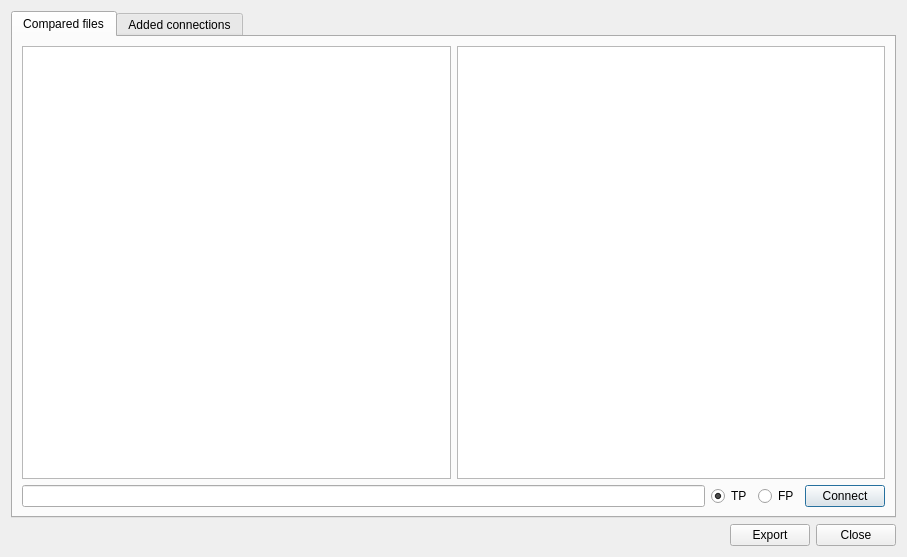
Maalli/myDiffTool, file diffdialog.ui: the form before one commit.
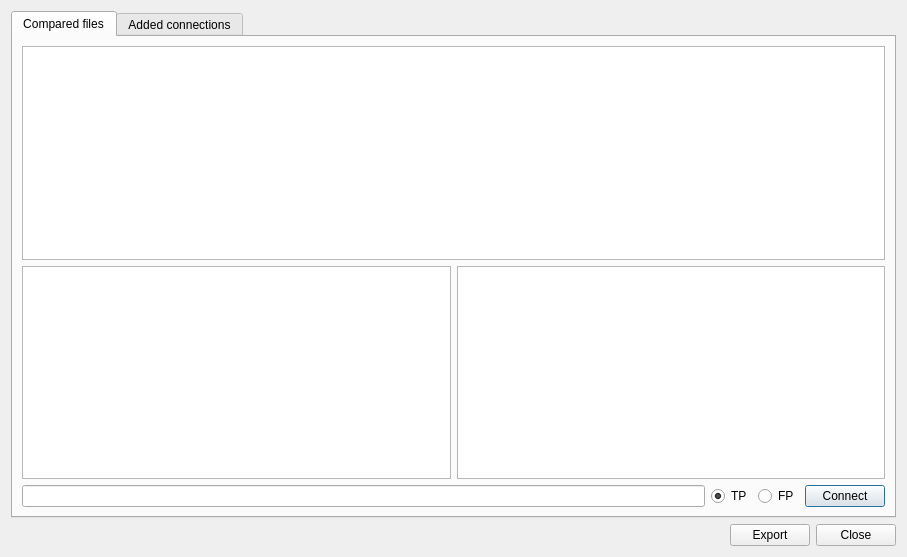
The form after the commit.

Commit message: added simple text editor that shows code

```diff
--- a/diffdialog.ui
+++ b/diffdialog.ui
@@ -24,6 +24,21 @@
        <string>Compared files</string>
       </attribute>
       <layout class="QVBoxLayout" name="verticalLayout">
+       <item>
+        <widget class="QTextEdit" name="textEdit">
+         <property name="font">
+          <font>
+           <family>Courier 10 Pitch</family>
+          </font>
+         </property>
+         <property name="lineWrapMode">
+          <enum>QTextEdit::NoWrap</enum>
+         </property>
+         <property name="readOnly">
+          <bool>false</bool>
+         </property>
+        </widget>
+       </item>
        <item>
         <layout class="QHBoxLayout" name="horizontalLayout_2">
          <item>
```
The commit also changes 2 other files.
